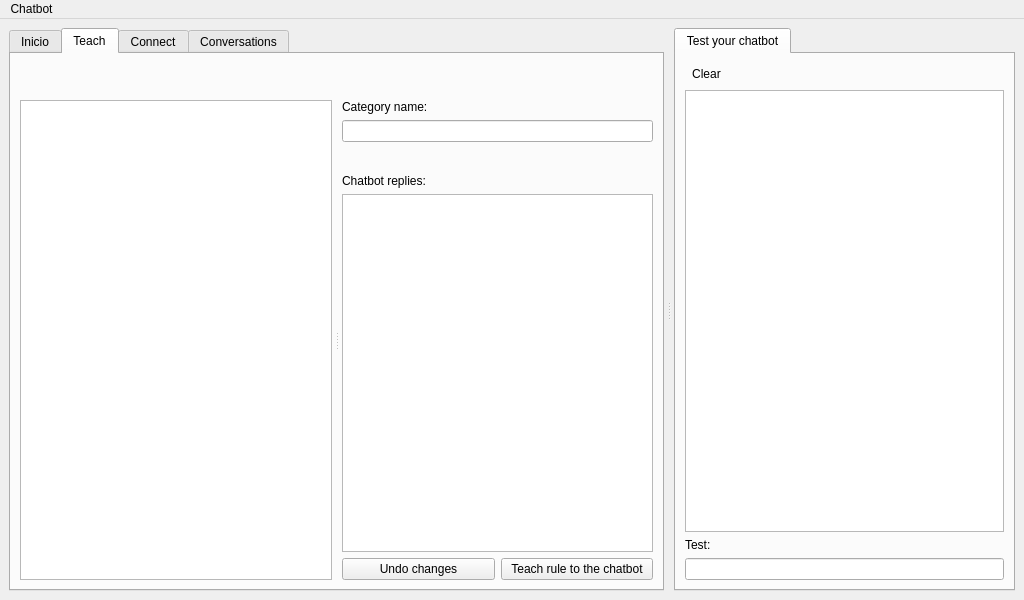
Above: src/chatbot/front-end/mainwindow.ui from lvklabs/chatbot before the change. Below: the same form after it.
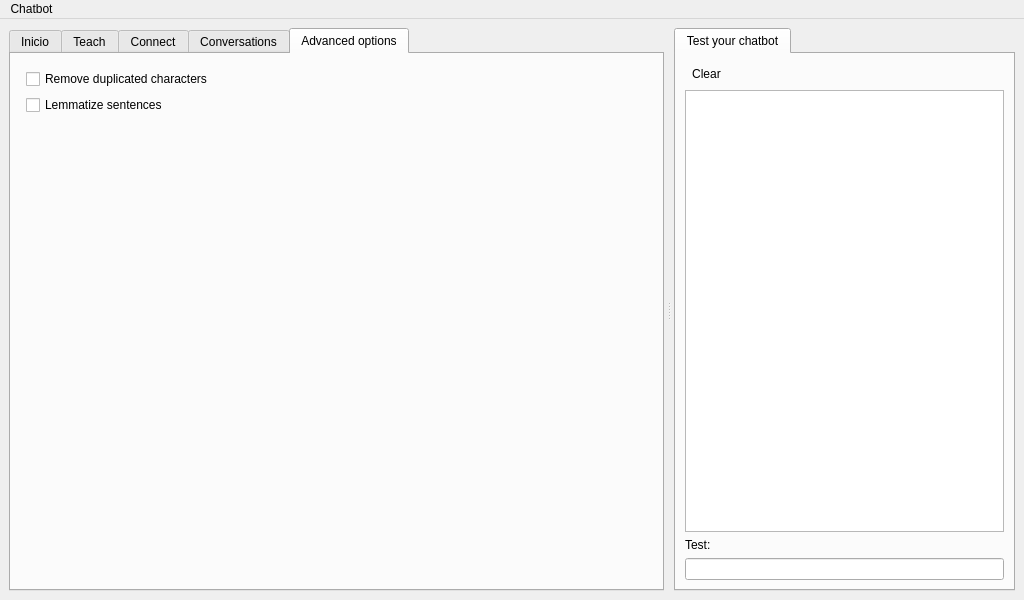
That is the form after the change. Icons and pictures are not drawn. Custom widgets are drawn as their Qt base class.

Commit message: Added advanced options tab. Added options to enable/disable lemmatization. Refactoring.

The edit to the form file:
```diff
--- a/src/chatbot/front-end/mainwindow.ui
+++ b/src/chatbot/front-end/mainwindow.ui
@@ -25,7 +25,7 @@
       </property>
       <widget class="QTabWidget" name="mainTabWidget">
        <property name="currentIndex">
-        <number>1</number>
+        <number>4</number>
        </property>
        <widget class="QWidget" name="welcomeTab">
         <attribute name="title">
@@ -998,6 +998,43 @@
          </item>
         </layout>
        </widget>
+       <widget class="QWidget" name="optionsTab">
+        <attribute name="title">
+         <string>Advanced options</string>
+        </attribute>
+        <layout class="QGridLayout" name="gridLayout_11">
+         <property name="margin">
+          <number>15</number>
+         </property>
+         <item row="0" column="0">
+          <widget class="QCheckBox" name="rmDupCheckBox">
+           <property name="text">
+            <string>Remove duplicated characters</string>
+           </property>
+          </widget>
+         </item>
+         <item row="1" column="0">
+          <widget class="QCheckBox" name="lemmatizerCheckBox">
+           <property name="text">
+            <string>Lemmatize sentences</string>
+           </property>
+          </widget>
+         </item>
+         <item row="2" column="0">
+          <spacer name="verticalSpacer_2">
+           <property name="orientation">
+            <enum>Qt::Vertical</enum>
+           </property>
+           <property name="sizeHint" stdset="0">
+            <size>
+             <width>20</width>
+             <height>40</height>
+            </size>
+           </property>
+          </spacer>
+         </item>
+        </layout>
+       </widget>
       </widget>
       <widget class="QTabWidget" name="rightSideTabWidget">
        <property name="currentIndex">
```
The commit also changes 19 other files.
